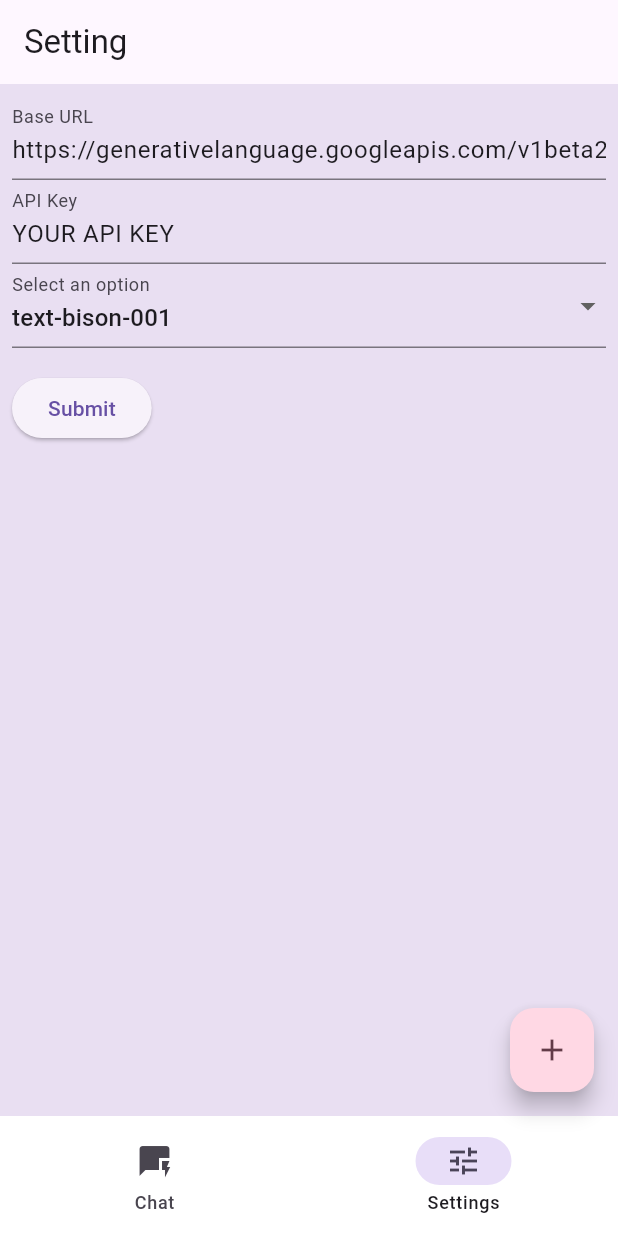
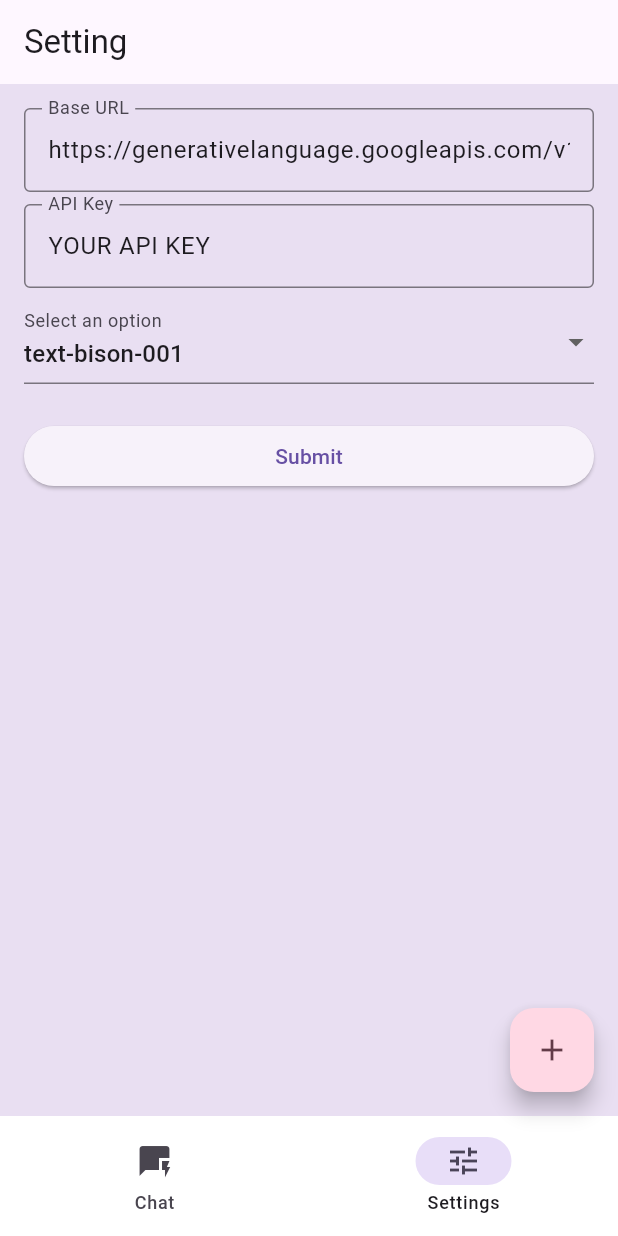
Before and after one commit to gusibi/moli_ai, a Flutter app: the screen it shows after launch, item 2 of the bottom bar chosen, on a phone screen of 412 x 824 dp. Run offline on Flutter 3.47's test engine with Material 2 defaults, Android fonts, the phone set to English and light mode, and no system bars; our stand-ins replace flutter_spinkit.

Commit message:
update setting page

```diff
--- a/lib/constants/constants.dart
+++ b/lib/constants/constants.dart
@@ -31,17 +31,10 @@ final testChatMessages = [
   },
 ];
 
-final List<ChatCardModel> chats = [
-  ChatCardModel(
-    title: "随便聊聊",
-    prompt: "Hi, how are you?",
-    modelName: "chat-bison-001",
-    icon: Icons.chat,
-  ),
-  ChatCardModel(
-    title: "随便聊聊1",
-    prompt: "Hi, how are you?",
-    modelName: "chat-bison-001",
-    icon: Icons.chat,
-  ),
-];
+final ChatCardModel defaultChat = ChatCardModel(
+  id: 0,
+  icon: Icons.chat,
+  title: "随便聊聊",
+  prompt: "Hi, how are you?",
+  modelName: "text-bison-001",
+);
--- a/lib/models/chat_list_model.dart
+++ b/lib/models/chat_list_model.dart
@@ -1,13 +1,15 @@
 import 'package:flutter/material.dart';
 
 class ChatCardModel {
+  final int id;
   final String title;
   final IconData? icon;
   final String? prompt;
   final String? modelName;
 
   ChatCardModel(
-      {required this.icon,
+      {required this.id,
+      required this.icon,
       required this.title,
       required this.prompt,
       required this.modelName});
--- a/lib/providers/palm_priovider.dart
+++ b/lib/providers/palm_priovider.dart
@@ -1,23 +1,18 @@
 import 'package:flutter/material.dart';
 
 import '../constants/api_constants.dart';
+import '../constants/constants.dart';
+import '../models/chat_list_model.dart';
 import '../services/palm_api_service.dart';
 
 class PalmSettingProvider with ChangeNotifier {
   String currentModel = "text-bison-001";
   String baseURL = BASE_URL;
   String apiKey = API_KEY;
+  int chatId = 0;
 
   String get getCurrentModel {
     return currentModel;
-  }
-
-  String get getBaseURL {
-    return baseURL;
-  }
-
-  String get getApiKey {
-    return apiKey;
   }
 
   void setCurrentModel(String newModel) {
@@ -25,9 +20,17 @@ class PalmSettingProvider with ChangeNotifier {
     notifyListeners();
   }
 
+  String get getBaseURL {
+    return baseURL;
+  }
+
   void setBaseURL(String newBaseURL) {
     baseURL = newBaseURL;
     notifyListeners();
+  }
+
+  String get getApiKey {
+    return apiKey;
   }
 
   void setApiKey(String newApiKey) {
@@ -35,7 +38,39 @@ class PalmSettingProvider with ChangeNotifier {
     notifyListeners();
   }
 
+  int get getChatId {
+    return chatId;
+  }
+
+  void setChatId(int newChatId) {
+    chatId = newChatId;
+    notifyListeners();
+  }
+
+  ChatCardModel currentChatInfo = defaultChat;
+
+  ChatCardModel get getChatInfo {
+    return currentChatInfo;
+  }
+
+  void setChatInfo(ChatCardModel newChatInfo) {
+    currentChatInfo = newChatInfo;
+    notifyListeners();
+  }
+
+  List<ChatCardModel> chatList = [defaultChat];
+
+  List<ChatCardModel> get getChatList {
+    return chatList;
+  }
+
+  void setChatList(List<ChatCardModel> newChatList) {
+    chatList = newChatList;
+    notifyListeners();
+  }
+
   List<String> modelsList = [];
+
   List<String> get getPalmModelsList {
     return modelsList;
   }
--- a/lib/screens/setting_screen.dart
+++ b/lib/screens/setting_screen.dart
@@ -19,23 +19,34 @@ class _SettingScreenState extends State<SettingScreen> {
 
   @override
   Widget build(BuildContext context) {
+    List<Widget> formList = [
+      const BaseURLFormWidget(),
+      const ApiKeyFormWidget(),
+      const ModelsDropdownFormWidget()
+    ];
     return Scaffold(
       appBar: AppBar(
         title: const Text("Setting"),
       ),
       body: Container(
         color: _backgroundColor,
-        child: SafeArea(
+        padding: const EdgeInsets.all(8.0),
         child: Padding(
-            padding: const EdgeInsets.all(8.0),
+          padding: const EdgeInsets.symmetric(horizontal: 8.0),
           child: Form(
             key: _formKey,
-                child: Column(
-                    crossAxisAlignment: CrossAxisAlignment.start,
-                    children: <Widget>[
-                      const BaseURLFormWidget(),
-                      const ApiKeyFormWidget(),
-                      const ModelsDropdownFormWidget(),
+            child: ListView(
+              children: [
+                const SizedBox(height: 8),
+                ...List.generate(
+                  formList.length,
+                  (index) {
+                    return Padding(
+                      padding: const EdgeInsets.only(bottom: 8.0),
+                      child: formList[index],
+                    );
+                  },
+                ),
                 Padding(
                   padding: const EdgeInsets.symmetric(vertical: 16.0),
                   child: ElevatedButton(
@@ -48,7 +59,8 @@ class _SettingScreenState extends State<SettingScreen> {
                     child: const Text('Submit'),
                   ),
                 ),
-                    ])),
+              ],
+            ),
           ),
         ),
       ),
--- a/lib/widgets/form_widget.dart
+++ b/lib/widgets/form_widget.dart
@@ -17,13 +17,18 @@ class _BaseURLFormWidgetState extends State<BaseURLFormWidget> {
         Provider.of<PalmSettingProvider>(context, listen: false);
     var baseURL = palmProvider.getBaseURL;
     return TextFormField(
-      decoration: const InputDecoration(labelText: "Base URL"),
+      decoration: const InputDecoration(
+        labelText: "Base URL",
+        border: OutlineInputBorder(),
+      ),
+
       validator: (value) {
         if (value!.isEmpty) {
           return 'Please enter base URL';
         }
         return null;
       },
+      // style: TextStyle(),
       initialValue: baseURL,
       onChanged: (value) {
         setState(() {
@@ -54,7 +59,10 @@ class _ApiKeyFormWidgetState extends State<ApiKeyFormWidget> {
         Provider.of<PalmSettingProvider>(context, listen: false);
     var apiKey = palmProvider.getApiKey;
     return TextFormField(
-      decoration: const InputDecoration(labelText: "API Key"),
+      decoration: const InputDecoration(
+        labelText: "API Key",
+        border: OutlineInputBorder(),
+      ),
       validator: (value) {
         if (value!.isEmpty) {
           return 'Please enter API Key';
```
Also changed, not shown: lib/screens/chat_list_screen.dart (+12 -6 lines), lib/screens/palm_chat_screen.dart (+10 -2 lines), lib/widgets/chat_card_widget.dart (+5 -14 lines), 1 other file. Lines whose indentation alone changed are shown as unchanged.
